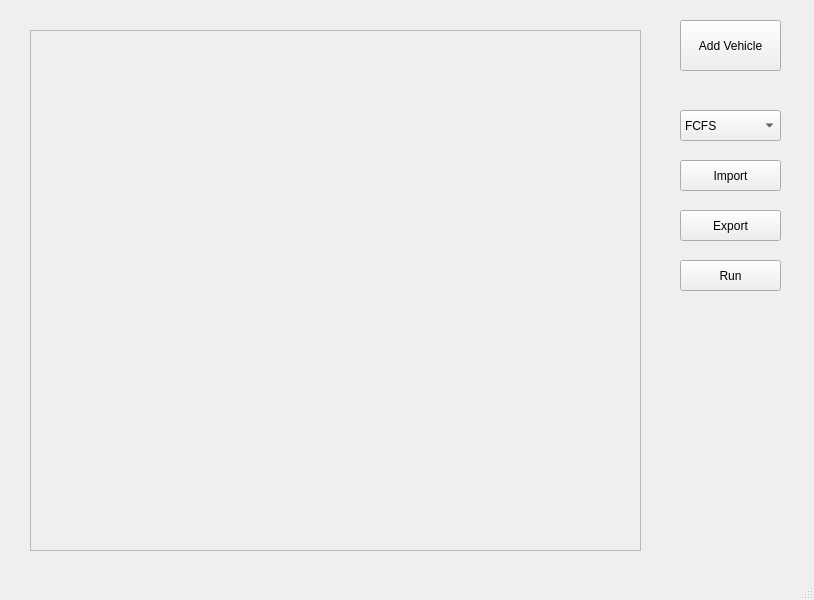
This is GUIs/QTDesigner/MainWindow.ui in GabrieleFederico/VehicleChargingSimulation as Qt 5 draws it before an edit. The edited form follows.
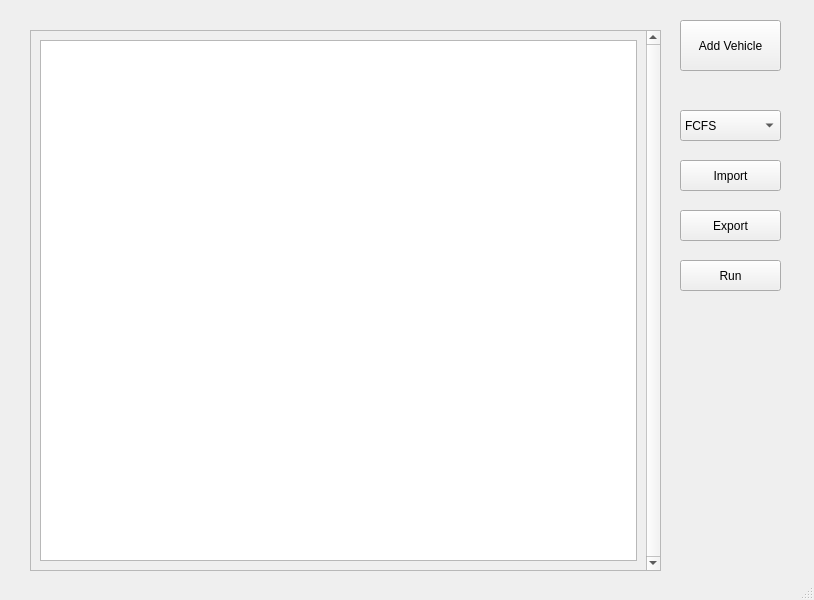
This is the edited form.

Commit message: Need to fix scroll area

Diff of the .ui file:
```diff
--- a/GUIs/QTDesigner/MainWindow.ui
+++ b/GUIs/QTDesigner/MainWindow.ui
@@ -96,10 +96,31 @@
      <rect>
       <x>30</x>
       <y>30</y>
-      <width>611</width>
-      <height>521</height>
+      <width>631</width>
+      <height>541</height>
      </rect>
     </property>
+    <property name="sizePolicy">
+     <sizepolicy hsizetype="Expanding" vsizetype="Expanding">
+      <horstretch>0</horstretch>
+      <verstretch>0</verstretch>
+     </sizepolicy>
+    </property>
+    <property name="sizeIncrement">
+     <size>
+      <width>0</width>
+      <height>200</height>
+     </size>
+    </property>
+    <property name="frameShadow">
+     <enum>QFrame::Plain</enum>
+    </property>
+    <property name="verticalScrollBarPolicy">
+     <enum>Qt::ScrollBarAlwaysOn</enum>
+    </property>
+    <property name="sizeAdjustPolicy">
+     <enum>QAbstractScrollArea::AdjustToContents</enum>
+    </property>
     <property name="widgetResizable">
      <bool>true</bool>
     </property>
@@ -108,11 +129,30 @@
       <rect>
        <x>0</x>
        <y>0</y>
-       <width>609</width>
-       <height>519</height>
+       <width>612</width>
+       <height>539</height>
       </rect>
      </property>
-     <layout class="QGridLayout" name="gridLayout"/>
+     <property name="sizePolicy">
+      <sizepolicy hsizetype="Expanding" vsizetype="Expanding">
+       <horstretch>250</horstretch>
+       <verstretch>250</verstretch>
+      </sizepolicy>
+     </property>
+     <property name="sizeIncrement">
+      <size>
+       <width>100</width>
+       <height>200</height>
+      </size>
+     </property>
+     <layout class="QVBoxLayout" name="verticalLayout">
+      <property name="sizeConstraint">
+       <enum>QLayout::SetNoConstraint</enum>
+      </property>
+      <item>
+       <widget class="QListView" name="listView"/>
+      </item>
+     </layout>
     </widget>
    </widget>
   </widget>
```
The commit also changes 4 other files.
